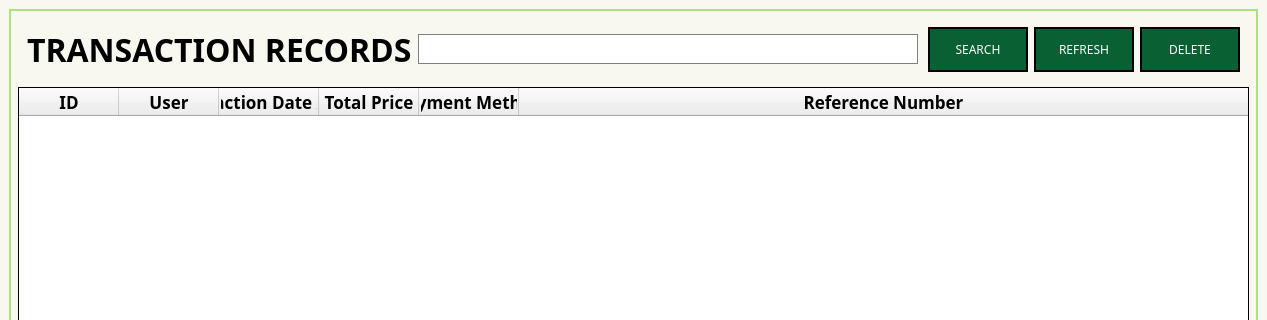
Old version of the form Screens/MainMenuScreens/Records/Transaction_Records.ui in the repository Bideiro/Ranil_project_py; both pictures show x 0 to 1267 and y 0 to 320 of the 1267 by 683 pixel window.
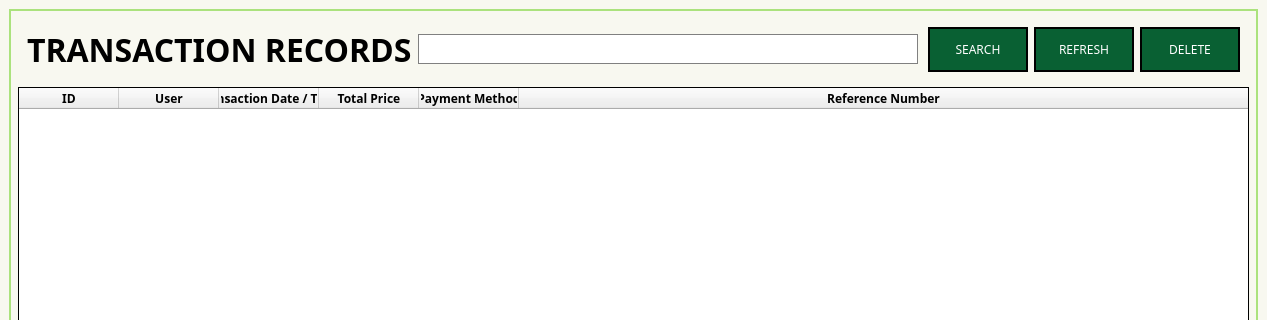
New version of the form.

Diff of the .ui file:
```diff
--- a/Screens/MainMenuScreens/Records/Transaction_Records.ui
+++ b/Screens/MainMenuScreens/Records/Transaction_Records.ui
@@ -237,7 +237,7 @@
           <property name="font">
            <font>
             <family>DM Sans</family>
-            <pointsize>13</pointsize>
+            <pointsize>9</pointsize>
             <bold>true</bold>
            </font>
           </property>
@@ -249,7 +249,7 @@
           <property name="font">
            <font>
             <family>DM Sans</family>
-            <pointsize>13</pointsize>
+            <pointsize>9</pointsize>
             <bold>true</bold>
            </font>
           </property>
@@ -261,7 +261,7 @@
           <property name="font">
            <font>
             <family>DM Sans</family>
-            <pointsize>13</pointsize>
+            <pointsize>9</pointsize>
             <bold>true</bold>
            </font>
           </property>
@@ -273,7 +273,7 @@
           <property name="font">
            <font>
             <family>DM Sans</family>
-            <pointsize>13</pointsize>
+            <pointsize>9</pointsize>
             <bold>true</bold>
            </font>
           </property>
@@ -285,7 +285,7 @@
           <property name="font">
            <font>
             <family>DM Sans</family>
-            <pointsize>13</pointsize>
+            <pointsize>9</pointsize>
             <bold>true</bold>
            </font>
           </property>
@@ -297,7 +297,7 @@
           <property name="font">
            <font>
             <family>DM Sans</family>
-            <pointsize>13</pointsize>
+            <pointsize>9</pointsize>
             <bold>true</bold>
            </font>
           </property>
```
Left out of the diff: 3 changed lines with no effect on the pictures.
